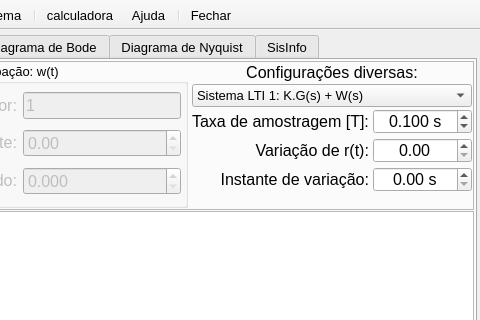
Old version of the form MainWindow.ui in the repository miguelmoreto/labcontrole; both pictures show x 320 to 800 and y 0 to 320 of the 800 by 600 pixel window.
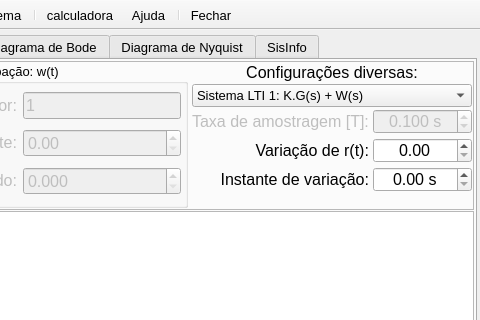
New version of the form. Icons and pictures are not drawn. Custom widgets are drawn as their Qt base class.

Commit message: Showing non linear system SVG and updated UI for it.

Patch:
```diff
--- a/MainWindow.ui
+++ b/MainWindow.ui
@@ -746,7 +746,7 @@
                <item row="1" column="1">
                 <widget class="QDoubleSpinBox" name="doubleSpinBoxTk">
                  <property name="enabled">
-                  <bool>true</bool>
+                  <bool>false</bool>
                  </property>
                  <property name="sizePolicy">
                   <sizepolicy hsizetype="Expanding" vsizetype="Minimum">
@@ -807,7 +807,7 @@
                <item row="1" column="0">
                 <widget class="QLabel" name="labelTk">
                  <property name="enabled">
-                  <bool>true</bool>
+                  <bool>false</bool>
                  </property>
                  <property name="sizePolicy">
                   <sizepolicy hsizetype="Preferred" vsizetype="Preferred">
```
The commit also changes 3 other files.
